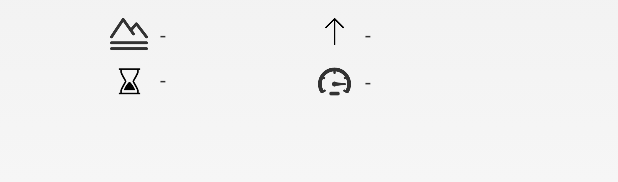
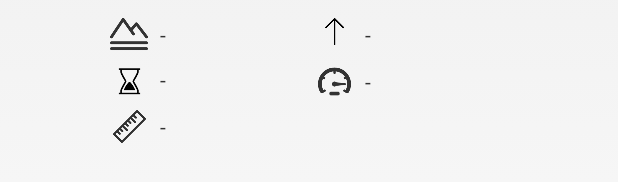
Before and after one commit to mendhak/gpslogger, an Android app: the layout fragment_simple_view.xml on its own in the app's theme, with its tools: preview values and no code run, on a phone screen of 412 x 824 dp. Shown: the part 570-752 px from the top of the screen. Run offline under Robolectric (Android 15) with nearby library versions, the phone set to English and light mode, and no system bars.

Commit message:
Simpleview shows distance and number of points

```diff
--- a/gpslogger/src/main/res/layout/fragment_simple_view.xml
+++ b/gpslogger/src/main/res/layout/fragment_simple_view.xml
@@ -241,6 +241,30 @@
                         android:textIsSelectable="true"
                         />
 
+
+                    <ImageView
+                        android:id="@+id/simpleview_distance"
+                        android:layout_gravity="center|top"
+                        android:layout_width="22dp"
+                        android:layout_height="22dp"
+                        android:src="@drawable/distance"
+                        android:layout_column="0"
+                        android:layout_row="3"
+                        />
+
+                    <TextView
+                        android:id="@+id/simpleview_txtDistance"
+                        android:layout_gravity="left|center"
+
+                        android:layout_height="wrap_content"
+                        android:layout_column="1"
+                        android:layout_row="3"
+                        android:text="-"
+                        android:layout_columnSpan="3"
+                        android:selectAllOnFocus="true"
+                        android:textIsSelectable="true"
+                        />
+
                     <Space
                         android:layout_row="4"
                         android:layout_column="0"
```
Also changed, not shown: gpslogger/src/main/java/com/mendhak/gpslogger/views/GpsSimpleViewFragment.java (+28 -0 lines), gpslogger/src/main/res/drawable-mdpi/distance.png (added).
